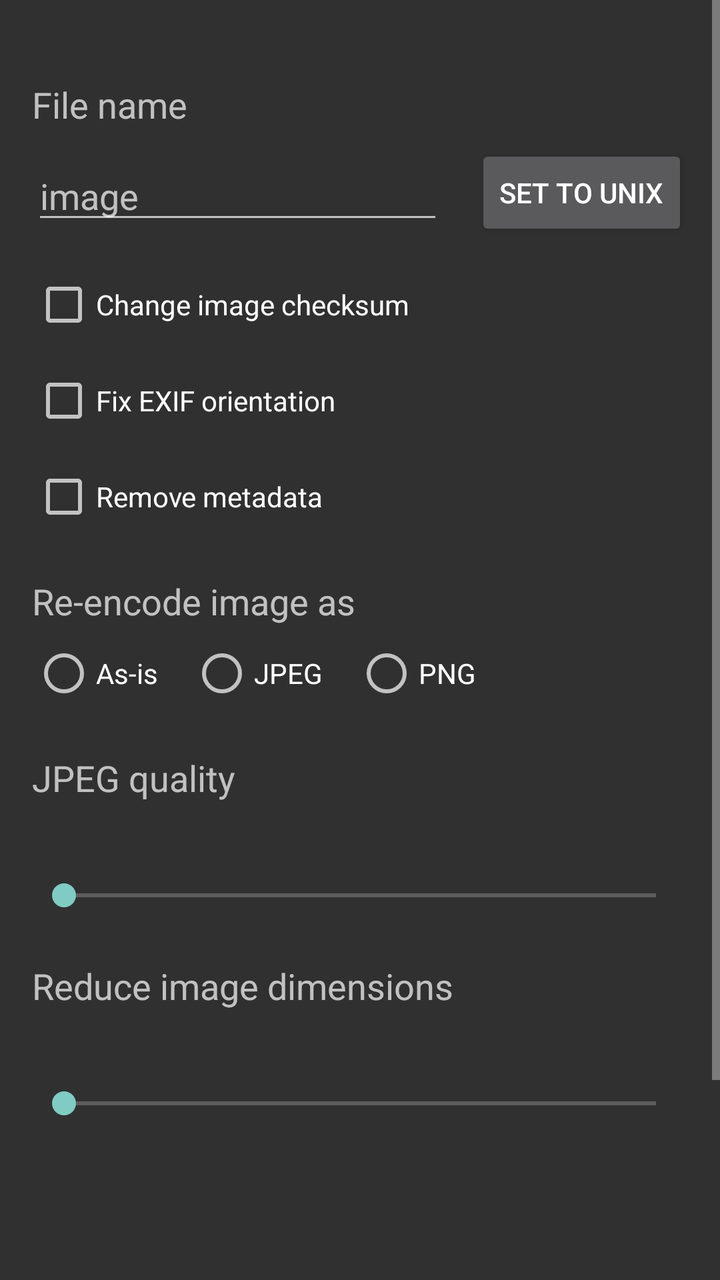
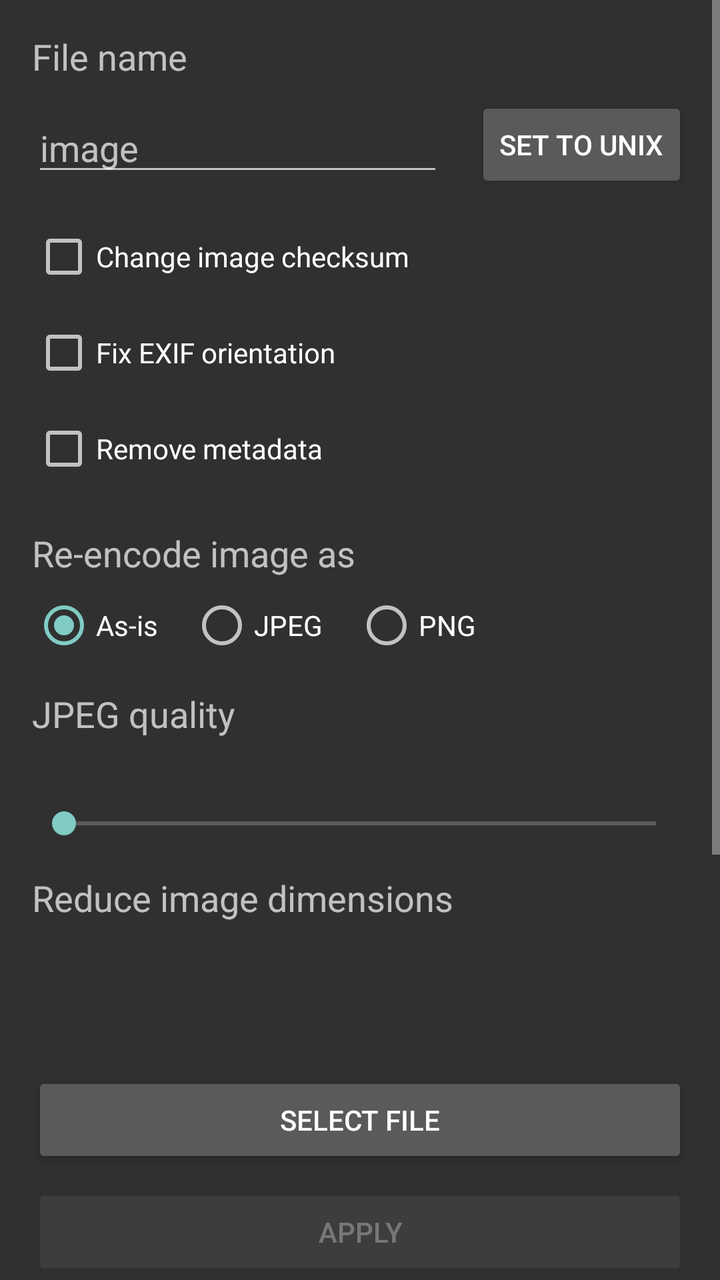

The first picture is an Android layout as it rendered before a commit; the second is the same layout after the commit. The layout source and the unified diff follow.
<!-- AndroidManifest.xml: application theme Theme.Sunshower -->
<!-- res/layout/activity_kuroba.xml -->
<?xml version="1.0" encoding="utf-8"?>
<ScrollView xmlns:android="http://schemas.android.com/apk/res/android"
    android:layout_width="match_parent"
    android:layout_height="match_parent">

    <LinearLayout
        android:layout_width="match_parent"
        android:layout_height="wrap_content"
        android:orientation="vertical"
        android:padding="16dp"
        android:paddingTop="48dp">

        <TextView
            android:layout_width="wrap_content"
            android:layout_height="wrap_content"
            android:layout_marginTop="24dp"
            android:text="@string/file_name_label"
            android:textSize="18sp" />

        <LinearLayout
            android:layout_width="match_parent"
            android:layout_height="wrap_content"
            android:layout_marginTop="8dp"
            android:gravity="center_vertical"
            android:orientation="horizontal">

            <EditText
                android:id="@+id/kuroba_file_name_input"
                android:layout_width="0dp"
                android:layout_height="wrap_content"
                android:layout_weight="1"
                android:hint="@string/default_file_name"
                android:importantForAutofill="no"
                android:inputType="text"
                android:maxLength="64" />

            <TextView
                android:id="@+id/kuroba_ext_label"
                android:layout_width="wrap_content"
                android:layout_height="wrap_content"
                android:layout_marginStart="8dp"
                android:textColor="#FF888888"
                android:textSize="18sp" />

            <Button
                android:id="@+id/kuroba_set_unix_button"
                android:layout_width="wrap_content"
                android:layout_height="wrap_content"
                android:layout_marginStart="8dp"
                android:text="@string/kuroba_set_unix" />
        </LinearLayout>

        <CheckBox
            android:id="@+id/change_checksum_switch"
            android:layout_width="wrap_content"
            android:layout_height="wrap_content"
            android:layout_marginTop="16dp"
            android:text="@string/change_checksum" />

        <CheckBox
            android:id="@+id/fix_exif_switch"
            android:layout_width="wrap_content"
            android:layout_height="wrap_content"
            android:layout_marginTop="16dp"
            android:text="@string/fix_exif" />

        <CheckBox
            android:id="@+id/remove_metadata_switch"
            android:layout_width="wrap_content"
            android:layout_height="wrap_content"
            android:layout_marginTop="16dp"
            android:text="@string/remove_metadata" />

        <TextView
            android:layout_width="wrap_content"
            android:layout_height="wrap_content"
            android:layout_marginTop="24dp"
            android:text="@string/reencode_label"
            android:textSize="18sp" />

        <RadioGroup
            android:id="@+id/reencode_group"
            android:layout_width="match_parent"
            android:layout_height="wrap_content"
            android:layout_marginTop="8dp"
            android:orientation="horizontal">

            <RadioButton
                android:id="@+id/reencode_as_is"
                android:layout_width="wrap_content"
                android:layout_height="wrap_content"
                android:text="@string/reencode_as_is" />

            <RadioButton
                android:id="@+id/reencode_as_jpeg"
                android:layout_width="wrap_content"
                android:layout_height="wrap_content"
                android:layout_marginStart="16dp"
                android:text="@string/reencode_jpeg" />

            <RadioButton
                android:id="@+id/reencode_as_png"
                android:layout_width="wrap_content"
                android:layout_height="wrap_content"
                android:layout_marginStart="16dp"
                android:text="@string/reencode_png" />
        </RadioGroup>

        <LinearLayout
            android:id="@+id/quality_row"
            android:layout_width="match_parent"
            android:layout_height="wrap_content"
            android:layout_marginTop="24dp"
            android:orientation="vertical">

            <TextView
                android:layout_width="wrap_content"
                android:layout_height="wrap_content"
                android:text="@string/quality_label"
                android:textSize="18sp" />

            <TextView
                android:id="@+id/quality_value"
                android:layout_width="wrap_content"
                android:layout_height="wrap_content"
                android:layout_marginTop="8dp"
                android:textSize="16sp" />

            <SeekBar
                android:id="@+id/quality_bar"
                android:layout_width="match_parent"
                android:layout_height="wrap_content"
                android:layout_marginTop="8dp"
                android:max="99" />
        </LinearLayout>

        <LinearLayout
            android:id="@+id/reduce_row"
            android:layout_width="match_parent"
            android:layout_height="wrap_content"
            android:layout_marginTop="24dp"
            android:orientation="vertical">

            <TextView
                android:layout_width="wrap_content"
                android:layout_height="wrap_content"
                android:text="@string/reduce_label"
                android:textSize="18sp" />

            <TextView
                android:id="@+id/reduce_value"
                android:layout_width="wrap_content"
                android:layout_height="wrap_content"
                android:layout_marginTop="8dp"
                android:textSize="16sp" />

            <SeekBar
                android:id="@+id/reduce_bar"
                android:layout_width="match_parent"
                android:layout_height="wrap_content"
                android:layout_marginTop="8dp"
                android:max="100" />
        </LinearLayout>

        <TextView
            android:id="@+id/kuroba_status"
            android:layout_width="wrap_content"
            android:layout_height="wrap_content"
            android:layout_marginTop="16dp" />

        <TextView
            android:id="@+id/kuroba_file_info"
            android:layout_width="wrap_content"
            android:layout_height="wrap_content"
            android:layout_marginTop="16dp" />

        <Button
            android:id="@+id/kuroba_pick_button"
            android:layout_width="match_parent"
            android:layout_height="wrap_content"
            android:layout_marginTop="8dp"
            android:text="@string/kuroba_pick" />

        <Button
            android:id="@+id/kuroba_apply_button"
            android:layout_width="match_parent"
            android:layout_height="wrap_content"
            android:layout_marginTop="8dp"
            android:enabled="false"
            android:text="@string/kuroba_apply" />
    </LinearLayout>
</ScrollView>
<!-- resources referenced by this layout -->
<resources>
  <string name="change_checksum">Change image checksum</string>
  <string name="default_file_name">image</string>
  <string name="file_name_label">File name</string>
  <string name="fix_exif">Fix EXIF orientation</string>
  <string name="kuroba_apply">Apply</string>
  <string name="kuroba_pick">Select file</string>
  <string name="kuroba_set_unix">Set to Unix</string>
  <string name="quality_label">JPEG quality</string>
  <string name="reduce_label">Reduce image dimensions</string>
  <string name="reencode_as_is">As-is</string>
  <string name="reencode_jpeg">JPEG</string>
  <string name="reencode_label">Re-encode image as</string>
  <string name="reencode_png">PNG</string>
  <string name="remove_metadata">Remove metadata</string>
  <style name="Theme.Sunshower" parent="android:Theme.Material.NoActionBar" />
</resources>

<!-- the commit's change to res/layout/activity_kuroba.xml (unified diff, before → after) -->
@@ -1,178 +1,201 @@
 <?xml version="1.0" encoding="utf-8"?>
-<ScrollView xmlns:android="http://schemas.android.com/apk/res/android"
+<LinearLayout xmlns:android="http://schemas.android.com/apk/res/android"
     android:layout_width="match_parent"
-    android:layout_height="match_parent">
+    android:layout_height="match_parent"
+    android:orientation="vertical">
+
+    <ScrollView
+        android:layout_width="match_parent"
+        android:layout_height="0dp"
+        android:layout_weight="1"
+        android:fillViewport="true">
+
+        <FrameLayout
+            android:layout_width="match_parent"
+            android:layout_height="match_parent">
+
+            <LinearLayout
+                android:layout_width="match_parent"
+                android:layout_height="wrap_content"
+                android:layout_gravity="center_vertical"
+                android:orientation="vertical"
+                android:padding="16dp"
+                android:paddingTop="48dp">
+
+                <TextView
+                    android:layout_width="wrap_content"
+                    android:layout_height="wrap_content"
+                    android:text="@string/file_name_label"
+                    android:textSize="18sp" />
+
+                <LinearLayout
+                    android:layout_width="match_parent"
+                    android:layout_height="wrap_content"
+                    android:layout_marginTop="8dp"
+                    android:gravity="center_vertical"
+                    android:orientation="horizontal">
+
+                    <EditText
+                        android:id="@+id/kuroba_file_name_input"
+                        android:layout_width="0dp"
+                        android:layout_height="wrap_content"
+                        android:layout_weight="1"
+                        android:hint="@string/default_file_name"
+                        android:importantForAutofill="no"
+                        android:inputType="text"
+                        android:maxLength="64" />
+
+                    <TextView
+                        android:id="@+id/kuroba_ext_label"
+                        android:layout_width="wrap_content"
+                        android:layout_height="wrap_content"
+                        android:layout_marginStart="8dp"
+                        android:textColor="#FF888888"
+                        android:textSize="18sp" />
+
+                    <Button
+                        android:id="@+id/kuroba_set_unix_button"
+                        android:layout_width="wrap_content"
+                        android:layout_height="wrap_content"
+                        android:layout_marginStart="8dp"
+                        android:text="@string/set_unix" />
+                </LinearLayout>
+
+                <CheckBox
+                    android:id="@+id/change_checksum_switch"
+                    android:layout_width="wrap_content"
+                    android:layout_height="wrap_content"
+                    android:layout_marginTop="16dp"
+                    android:text="@string/change_checksum" />
+
+                <CheckBox
+                    android:id="@+id/fix_exif_switch"
+                    android:layout_width="wrap_content"
+                    android:layout_height="wrap_content"
+                    android:layout_marginTop="16dp"
+                    android:text="@string/fix_exif" />
+
+                <CheckBox
+                    android:id="@+id/remove_metadata_switch"
+                    android:layout_width="wrap_content"
+                    android:layout_height="wrap_content"
+                    android:layout_marginTop="16dp"
+                    android:text="@string/remove_metadata" />
+
+                <TextView
+                    android:layout_width="wrap_content"
+                    android:layout_height="wrap_content"
+                    android:layout_marginTop="24dp"
+                    android:text="@string/reencode_label"
+                    android:textSize="18sp" />
+
+                <RadioGroup
+                    android:id="@+id/reencode_group"
+                    android:layout_width="match_parent"
+                    android:layout_height="wrap_content"
+                    android:layout_marginTop="8dp"
+                    android:orientation="horizontal">
+
+                    <RadioButton
+                        android:id="@+id/reencode_as_is"
+                        android:layout_width="wrap_content"
+                        android:layout_height="wrap_content"
+                        android:checked="true"
+                        android:text="@string/reencode_as_is" />
+
+                    <RadioButton
+                        android:id="@+id/reencode_as_jpeg"
+                        android:layout_width="wrap_content"
+                        android:layout_height="wrap_content"
+                        android:layout_marginStart="16dp"
+                        android:text="@string/reencode_jpeg" />
+
+                    <RadioButton
+                        android:id="@+id/reencode_as_png"
+                        android:layout_width="wrap_content"
+                        android:layout_height="wrap_content"
+                        android:layout_marginStart="16dp"
+                        android:text="@string/reencode_png" />
+                </RadioGroup>
+
+                <LinearLayout
+                    android:id="@+id/quality_row"
+                    android:layout_width="match_parent"
+                    android:layout_height="wrap_content"
+                    android:layout_marginTop="16dp"
+                    android:orientation="vertical">
+
+                    <TextView
+                        android:layout_width="wrap_content"
+                        android:layout_height="wrap_content"
+                        android:text="@string/quality_label"
+                        android:textSize="18sp" />
+
+                    <TextView
+                        android:id="@+id/quality_value"
+                        android:layout_width="wrap_content"
+                        android:layout_height="wrap_content"
+                        android:layout_marginTop="4dp"
+                        android:textSize="16sp" />
+
+                    <SeekBar
+                        android:id="@+id/quality_bar"
+                        android:layout_width="match_parent"
+                        android:layout_height="wrap_content"
+                        android:layout_marginTop="8dp"
+                        android:max="99" />
+                </LinearLayout>
+
+                <LinearLayout
+                    android:id="@+id/reduce_row"
+                    android:layout_width="match_parent"
+                    android:layout_height="wrap_content"
+                    android:layout_marginTop="16dp"
+                    android:orientation="vertical">
+
+                    <TextView
+                        android:layout_width="wrap_content"
+                        android:layout_height="wrap_content"
+                        android:text="@string/reduce_label"
+                        android:textSize="18sp" />
+
+                    <TextView
+                        android:id="@+id/reduce_value"
+                        android:layout_width="wrap_content"
+                        android:layout_height="wrap_content"
+                        android:layout_marginTop="4dp"
+                        android:textSize="16sp" />
+
+                    <SeekBar
+                        android:id="@+id/reduce_bar"
+                        android:layout_width="match_parent"
+                        android:layout_height="wrap_content"
+                        android:layout_marginTop="8dp"
+                        android:max="100" />
+                </LinearLayout>
+            </LinearLayout>
+        </FrameLayout>
+    </ScrollView>
 
     <LinearLayout
         android:layout_width="match_parent"
         android:layout_height="wrap_content"
         android:orientation="vertical"
-        android:padding="16dp"
-        android:paddingTop="48dp">
-
-        <TextView
-            android:layout_width="wrap_content"
-            android:layout_height="wrap_content"
-            android:layout_marginTop="24dp"
-            android:text="@string/file_name_label"
-            android:textSize="18sp" />
-
-        <LinearLayout
-            android:layout_width="match_parent"
-            android:layout_height="wrap_content"
-            android:layout_marginTop="8dp"
-            android:gravity="center_vertical"
-            android:orientation="horizontal">
-
-            <EditText
-                android:id="@+id/kuroba_file_name_input"
-                android:layout_width="0dp"
-                android:layout_height="wrap_content"
-                android:layout_weight="1"
-                android:hint="@string/default_file_name"
-                android:importantForAutofill="no"
-                android:inputType="text"
-                android:maxLength="64" />
-
-            <TextView
-                android:id="@+id/kuroba_ext_label"
-                android:layout_width="wrap_content"
-                android:layout_height="wrap_content"
-                android:layout_marginStart="8dp"
-                android:textColor="#FF888888"
-                android:textSize="18sp" />
-
-            <Button
-                android:id="@+id/kuroba_set_unix_button"
-                android:layout_width="wrap_content"
-                android:layout_height="wrap_content"
-                android:layout_marginStart="8dp"
-                android:text="@string/kuroba_set_unix" />
-        </LinearLayout>
-
-        <CheckBox
-            android:id="@+id/change_checksum_switch"
-            android:layout_width="wrap_content"
-            android:layout_height="wrap_content"
-            android:layout_marginTop="16dp"
-            android:text="@string/change_checksum" />
-
-        <CheckBox
-            android:id="@+id/fix_exif_switch"
-            android:layout_width="wrap_content"
-            android:layout_height="wrap_content"
-            android:layout_marginTop="16dp"
-            android:text="@string/fix_exif" />
-
-        <CheckBox
-            android:id="@+id/remove_metadata_switch"
-            android:layout_width="wrap_content"
-            android:layout_height="wrap_content"
-            android:layout_marginTop="16dp"
-            android:text="@string/remove_metadata" />
-
-        <TextView
-            android:layout_width="wrap_content"
-            android:layout_height="wrap_content"
-            android:layout_marginTop="24dp"
-            android:text="@string/reencode_label"
-            android:textSize="18sp" />
-
-        <RadioGroup
-            android:id="@+id/reencode_group"
-            android:layout_width="match_parent"
-            android:layout_height="wrap_content"
-            android:layout_marginTop="8dp"
-            android:orientation="horizontal">
-
-            <RadioButton
-                android:id="@+id/reencode_as_is"
-                android:layout_width="wrap_content"
-                android:layout_height="wrap_content"
-                android:text="@string/reencode_as_is" />
-
-            <RadioButton
-                android:id="@+id/reencode_as_jpeg"
-                android:layout_width="wrap_content"
-                android:layout_height="wrap_content"
-                android:layout_marginStart="16dp"
-                android:text="@string/reencode_jpeg" />
-
-            <RadioButton
-                android:id="@+id/reencode_as_png"
-                android:layout_width="wrap_content"
-                android:layout_height="wrap_content"
-                android:layout_marginStart="16dp"
-                android:text="@string/reencode_png" />
-        </RadioGroup>
-
-        <LinearLayout
-            android:id="@+id/quality_row"
-            android:layout_width="match_parent"
-            android:layout_height="wrap_content"
-            android:layout_marginTop="24dp"
-            android:orientation="vertical">
-
-            <TextView
-                android:layout_width="wrap_content"
-                android:layout_height="wrap_content"
-                android:text="@string/quality_label"
-                android:textSize="18sp" />
-
-            <TextView
-                android:id="@+id/quality_value"
-                android:layout_width="wrap_content"
-                android:layout_height="wrap_content"
-                android:layout_marginTop="8dp"
-                android:textSize="16sp" />
-
-            <SeekBar
-                android:id="@+id/quality_bar"
-                android:layout_width="match_parent"
-                android:layout_height="wrap_content"
-                android:layout_marginTop="8dp"
-                android:max="99" />
-        </LinearLayout>
-
-        <LinearLayout
-            android:id="@+id/reduce_row"
-            android:layout_width="match_parent"
-            android:layout_height="wrap_content"
-            android:layout_marginTop="24dp"
-            android:orientation="vertical">
-
-            <TextView
-                android:layout_width="wrap_content"
-                android:layout_height="wrap_content"
-                android:text="@string/reduce_label"
-                android:textSize="18sp" />
-
-            <TextView
-                android:id="@+id/reduce_value"
-                android:layout_width="wrap_content"
-                android:layout_height="wrap_content"
-                android:layout_marginTop="8dp"
-                android:textSize="16sp" />
-
-            <SeekBar
-                android:id="@+id/reduce_bar"
-                android:layout_width="match_parent"
-                android:layout_height="wrap_content"
-                android:layout_marginTop="8dp"
-                android:max="100" />
-        </LinearLayout>
+        android:paddingStart="16dp"
+        android:paddingTop="8dp"
+        android:paddingEnd="16dp">
 
         <TextView
             android:id="@+id/kuroba_status"
             android:layout_width="wrap_content"
-            android:layout_height="wrap_content"
-            android:layout_marginTop="16dp" />
+            android:layout_height="wrap_content" />
 
         <TextView
             android:id="@+id/kuroba_file_info"
             android:layout_width="wrap_content"
             android:layout_height="wrap_content"
-            android:layout_marginTop="16dp" />
+            android:layout_marginTop="4dp"
+            android:textSize="16sp" />
 
         <Button
             android:id="@+id/kuroba_pick_button"
@@ -189,4 +212,4 @@
             android:enabled="false"
             android:text="@string/kuroba_apply" />
     </LinearLayout>
-</ScrollView>
+</LinearLayout>
<!-- resource entries referenced after the edit -->
@@ -6,7 +6,6 @@
   <string name="fix_exif">Fix EXIF orientation</string>
   <string name="kuroba_apply">Apply</string>
   <string name="kuroba_pick">Select file</string>
-  <string name="kuroba_set_unix">Set to Unix</string>
   <string name="quality_label">JPEG quality</string>
   <string name="reduce_label">Reduce image dimensions</string>
   <string name="reencode_as_is">As-is</string>
@@ -14,6 +13,7 @@
   <string name="reencode_label">Re-encode image as</string>
   <string name="reencode_png">PNG</string>
   <string name="remove_metadata">Remove metadata</string>
+  <string name="set_unix">Set to Unix</string>
   <style name="Theme.Sunshower" parent="android:Theme.Material.NoActionBar" />
 </resources>
 
